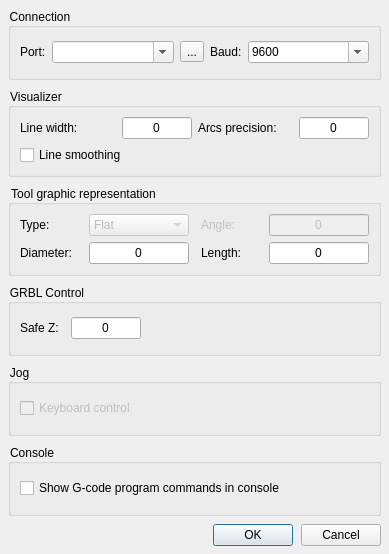
This is frmsettings.ui in Denvi/Candle as Qt 5 draws it before an edit. The edited form follows.
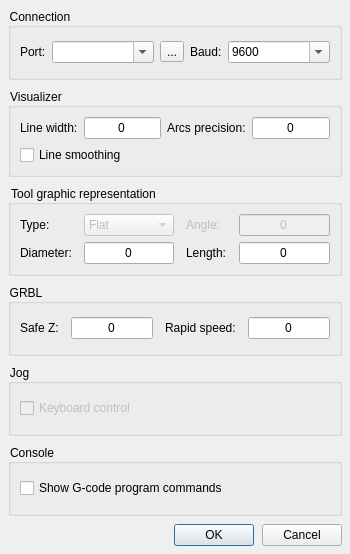
This is the edited form. Icons and pictures are not drawn.

The edit to the form file:
```diff
--- a/frmsettings.ui
+++ b/frmsettings.ui
@@ -6,16 +6,10 @@
    <rect>
     <x>0</x>
     <y>0</y>
-    <width>389</width>
+    <width>350</width>
     <height>554</height>
    </rect>
   </property>
-  <property name="sizePolicy">
-   <sizepolicy hsizetype="Fixed" vsizetype="Fixed">
-    <horstretch>0</horstretch>
-    <verstretch>0</verstretch>
-   </sizepolicy>
-  </property>
   <property name="windowTitle">
    <string>Settings</string>
   </property>
@@ -145,12 +139,6 @@
         </item>
         <item>
          <widget class="QLineEdit" name="txtLineWidth">
-          <property name="maximumSize">
-           <size>
-            <width>70</width>
-            <height>16777215</height>
-           </size>
-          </property>
           <property name="text">
            <string>0</string>
           </property>
@@ -168,12 +156,6 @@
         </item>
         <item>
          <widget class="QLineEdit" name="txtArcPrecision">
-          <property name="maximumSize">
-           <size>
-            <width>70</width>
-            <height>16777215</height>
-           </size>
-          </property>
           <property name="text">
            <string>0</string>
           </property>
@@ -205,12 +187,6 @@
       </property>
       <item row="1" column="1">
        <widget class="QLineEdit" name="txtToolDiameter">
-        <property name="maximumSize">
-         <size>
-          <width>100</width>
-          <height>16777215</height>
-         </size>
-        </property>
         <property name="text">
          <string>0</string>
         </property>
@@ -238,12 +214,6 @@
         <property name="enabled">
          <bool>false</bool>
         </property>
-        <property name="maximumSize">
-         <size>
-          <width>100</width>
-          <height>16777215</height>
-         </size>
-        </property>
         <item>
          <property name="text">
           <string>Flat</string>
@@ -268,12 +238,6 @@
       </item>
       <item row="1" column="5">
        <widget class="QLineEdit" name="txtToolLength">
-        <property name="maximumSize">
-         <size>
-          <width>100</width>
-          <height>16777215</height>
-         </size>
-        </property>
         <property name="text">
          <string>0</string>
         </property>
@@ -294,12 +258,6 @@
         <property name="enabled">
          <bool>false</bool>
         </property>
-        <property name="maximumSize">
-         <size>
-          <width>100</width>
-          <height>16777215</height>
-         </size>
-        </property>
         <property name="text">
          <string>0</string>
         </property>
@@ -314,7 +272,7 @@
    <item>
     <widget class="QGroupBox" name="groupBox_6">
      <property name="title">
-      <string>GRBL Control</string>
+      <string>GRBL</string>
      </property>
      <layout class="QVBoxLayout" name="verticalLayout_6">
       <item>
@@ -331,12 +289,6 @@
         </item>
         <item>
          <widget class="QLineEdit" name="txtSafeZ">
-          <property name="maximumSize">
-           <size>
-            <width>70</width>
-            <height>16777215</height>
-           </size>
-          </property>
           <property name="text">
            <string>0</string>
           </property>
@@ -346,17 +298,21 @@
          </widget>
         </item>
         <item>
-         <spacer name="horizontalSpacer_2">
-          <property name="orientation">
-           <enum>Qt::Horizontal</enum>
+         <widget class="QLabel" name="label_10">
+          <property name="text">
+           <string>Rapid speed:</string>
           </property>
-          <property name="sizeHint" stdset="0">
-           <size>
-            <width>40</width>
-            <height>20</height>
-           </size>
+         </widget>
+        </item>
+        <item>
+         <widget class="QLineEdit" name="txtRapidSpeed">
+          <property name="text">
+           <string>0</string>
           </property>
-         </spacer>
+          <property name="alignment">
+           <set>Qt::AlignCenter</set>
+          </property>
+         </widget>
         </item>
        </layout>
       </item>
@@ -397,7 +353,7 @@
          </sizepolicy>
         </property>
         <property name="text">
-         <string>Show G-code program commands in console</string>
+         <string>Show G-code program commands</string>
         </property>
        </widget>
       </item>
```
